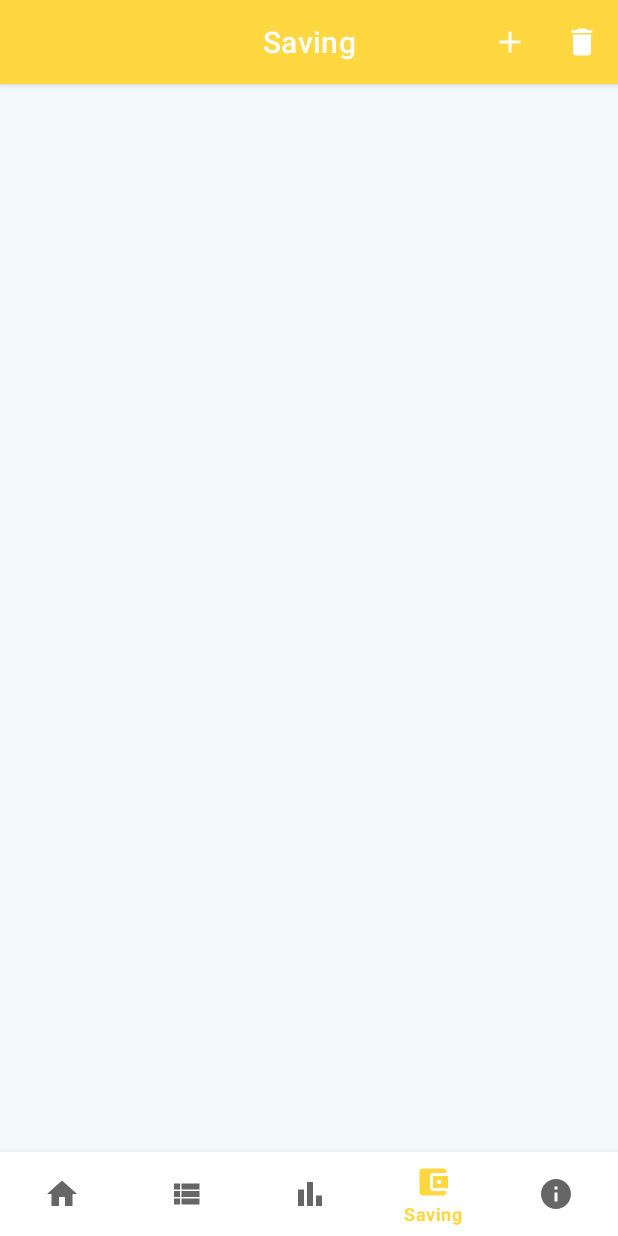
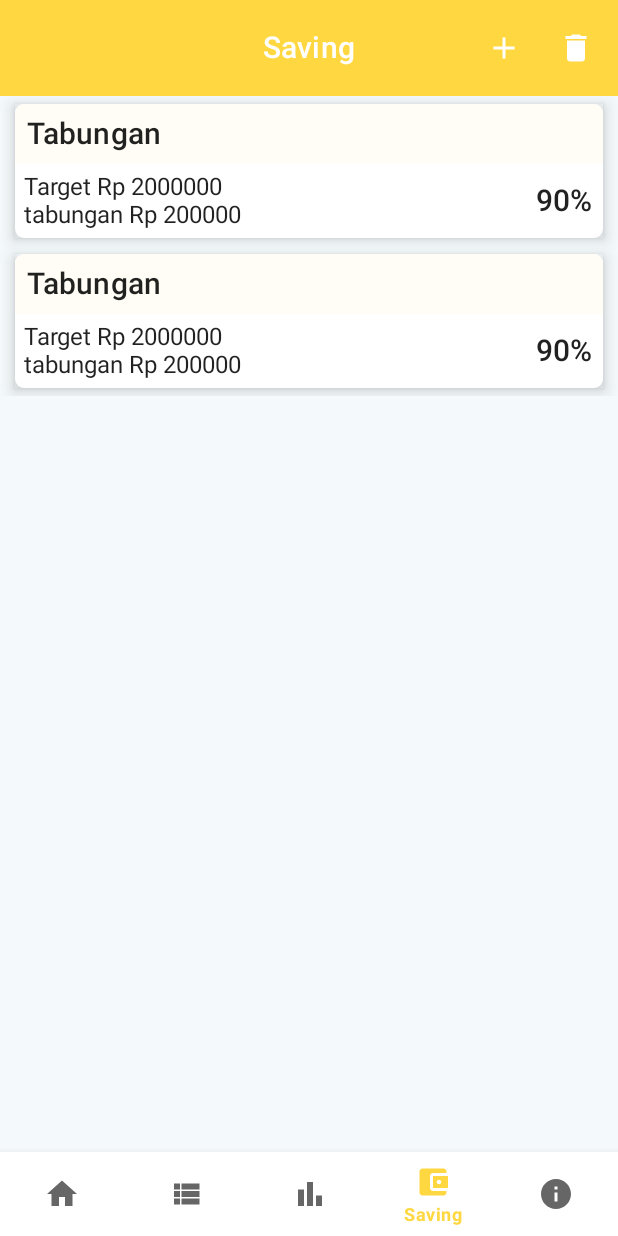
Before and after one commit to artfath/Nabung-Emas-App, an Android app built with Jetpack Compose: the SavingFragment screen opened through its navigation route, on a phone screen of 412 x 824 dp. Run offline under Robolectric (Android 15) with nearby library versions, the phone set to English and light mode, and no system bars; our stand-ins replace Room's generated code, navigation-ui; 2 statements that could not run were skipped.

Commit message:
migrate saving screen to compose

```diff
--- a/app/src/main/java/com/apps/nabungemas/ui/SavingFragment.kt
+++ b/app/src/main/java/com/apps/nabungemas/ui/SavingFragment.kt
@@ -6,13 +6,35 @@ import androidx.fragment.app.Fragment
 import android.view.LayoutInflater
 import android.view.View
 import android.view.ViewGroup
+import androidx.compose.foundation.Image
+import androidx.compose.foundation.background
+import androidx.compose.foundation.layout.*
+import androidx.compose.foundation.lazy.LazyColumn
+import androidx.compose.foundation.lazy.items
+import androidx.compose.foundation.shape.RoundedCornerShape
+import androidx.compose.material.MaterialTheme
+import androidx.compose.material.Scaffold
+import androidx.compose.material.Text
+import androidx.compose.runtime.Composable
+import androidx.compose.ui.Alignment
+import androidx.compose.ui.Modifier
+import androidx.compose.ui.draw.clip
+import androidx.compose.ui.draw.shadow
+import androidx.compose.ui.graphics.Color
+import androidx.compose.ui.platform.ComposeView
+import androidx.compose.ui.res.painterResource
+import androidx.compose.ui.tooling.preview.Preview
+import androidx.compose.ui.unit.dp
 import androidx.fragment.app.activityViewModels
 import androidx.navigation.fragment.findNavController
 import com.apps.nabungemas.DataApplication
+import com.apps.nabungemas.MainTopAppBar
 import com.apps.nabungemas.R
 import com.apps.nabungemas.data.SavingTable
+import com.apps.nabungemas.data.TransactionTable
 import com.apps.nabungemas.databinding.FragmentSavingBinding
 import com.apps.nabungemas.ui.adapter.SavingListAdapter
+import com.apps.nabungemas.ui.theme.MyApplicationTheme
 import com.apps.nabungemas.viewmodel.TransactionViewModel
 import com.apps.nabungemas.viewmodel.TransactionViewModelFactory
 
@@ -33,51 +55,187 @@ class SavingFragment : Fragment() {
         savedInstanceState: Bundle?
     ): View? {
         // Inflate the layout for this fragment
-        _binding= FragmentSavingBinding.inflate(inflater,container,false)
-        val view = binding.root
-        return view
-    }
-
-    override fun onViewCreated(view: View, savedInstanceState: Bundle?) {
-        super.onViewCreated(view, savedInstanceState)
-        val adapter = SavingListAdapter()
-        viewModel.allSaving.observe(viewLifecycleOwner,{
-            adapter.submitList(it)
-        })
-//        viewModel.getSaving("Tabungan Rumah")
-//        viewModel.saving.observe(viewLifecycleOwner,{
-//            Log.e("data", it.toString())
-//
-//        })
-//        viewModel.data.observe(viewLifecycleOwner,{
-//            Log.d("dat table",it.toString())
-//        })
-
-
-        binding.apply {
-            rvSaving.setHasFixedSize(true)
-            rvSaving.adapter = adapter
-
-        }
-        topMenu()
-    }
-
-    private fun topMenu() {
-        binding.toolbar.setOnMenuItemClickListener {
-            when(it.itemId){
-                R.id.add ->{
-                    findNavController().navigate(R.id.action_savingFragment_to_addSavingFragment)
-                    true
+//        _binding= FragmentSavingBinding.inflate(inflater,container,false)
+//        val view = binding.root
+//        return view
+        return ComposeView(requireContext()).apply {
+            setContent {
+                MyApplicationTheme(darkTheme = false) {
+                    SavingScreen()
                 }
-                else -> false
             }
         }
     }
 
-    override fun onDestroyView() {
-        super.onDestroyView()
-        _binding = null
+
+
+//    override fun onViewCreated(view: View, savedInstanceState: Bundle?) {
+//        super.onViewCreated(view, savedInstanceState)
+//        val adapter = SavingListAdapter()
+//        viewModel.allSaving.observe(viewLifecycleOwner,{
+//            adapter.submitList(it)
+//        })
+////        viewModel.getSaving("Tabungan Rumah")
+////        viewModel.saving.observe(viewLifecycleOwner,{
+////            Log.e("data", it.toString())
+////
+////        })
+////        viewModel.data.observe(viewLifecycleOwner,{
+////            Log.d("dat table",it.toString())
+////        })
+//
+//
+//        binding.apply {
+//            rvSaving.setHasFixedSize(true)
+//            rvSaving.adapter = adapter
+//
+//        }
+//        topMenu()
+//    }
+//
+//    private fun topMenu() {
+//        binding.toolbar.setOnMenuItemClickListener {
+//            when(it.itemId){
+//                R.id.add ->{
+//                    findNavController().navigate(R.id.action_savingFragment_to_addSavingFragment)
+//                    true
+//                }
+//                else -> false
+//            }
+//        }
+//    }
+//
+//    override fun onDestroyView() {
+//        super.onDestroyView()
+//        _binding = null
+//    }
+
+
+}
+@Composable
+fun SavingBody(
+    itemList: List<TransactionTable>,
+    modifier: Modifier
+) {
+    Column() {
+        if (itemList.isEmpty()) {
+            Text(text = "No data")
+        } else {
+            SavingList(modifier = modifier,itemList)
+        }
     }
 
 
 }
+
+@Composable
+fun SavingList(modifier: Modifier, itemList: List<TransactionTable>) {
+    LazyColumn() {
+        items(items = itemList) {
+            SavingItem(modifier = modifier,it)
+        }
+    }
+}
+
+@Composable
+fun SavingItem(modifier: Modifier,
+               transaction: TransactionTable
+) {
+    Box(
+        Modifier
+            .fillMaxWidth()
+            .padding(top = 5.dp, start = 10.dp, end = 10.dp, bottom = 5.dp)
+            .shadow(6.dp)
+            .clip(RoundedCornerShape(6.dp))
+            .background(color = Color.White)
+
+    ) {
+
+
+            Column(modifier = modifier) {
+                Box(modifier = modifier
+                    .fillMaxWidth()
+                    .background(color = Color(0xFFFFFDF5))) {
+                    Text(modifier = modifier.padding(8.dp),
+                        text = "Tabungan",
+                        style = MaterialTheme.typography.h6)
+                }
+
+                Row(modifier = modifier
+                    .fillMaxWidth()
+                    .padding(6.dp),
+                    verticalAlignment = Alignment.CenterVertically) {
+                    Column(modifier = modifier.weight(1f)) {
+                        Text(
+                            modifier = modifier,
+                            text = "Target Rp 2000000",
+                            style = MaterialTheme.typography.body1
+                        )
+                        Text(
+                            modifier = modifier,
+                            text = "tabungan Rp 200000",
+                            style = MaterialTheme.typography.body1
+                        )
+                    }
+
+
+                    Text(
+                        modifier = modifier.padding(start = 4.dp),
+                        text = "90%",
+                        style = MaterialTheme.typography.h6
+                    )
+                }
+//                Row() {
+//                    Text(
+//                        modifier = modifier,
+//                        text = transaction.product,
+//                        style = MaterialTheme.typography.body1,
+//                        color = Color(0xFFc8a600)
+//                    )
+//                    Spacer(modifier = modifier.weight(1f))
+//                    Text(
+//                        modifier = modifier,
+//                        text = transaction.goldQuantity.toString(),
+//                        style = MaterialTheme.typography.body2,
+//                        color = Color(0xFF0081cb)
+//                    )
+//                }
+            }
+        }
+
+
+}
+@Preview(showBackground = true)
+@Composable
+fun SavingItemPreview(){
+    SavingItem(modifier = Modifier, transaction = TransactionTable(0,"20 januari 2023","tabungan menikah",20000,1.0,"antam"))
+}
+@Composable
+fun SavingScreen() {
+    Scaffold(
+        topBar = {
+            MainTopAppBar(
+                title = "Saving",
+                version = 1,
+                navigateUp = {})
+        },
+        backgroundColor = Color(0xFFF4F9FB)
+    )
+    { innerPadding ->
+        SavingBody(
+            itemList = listOf(
+                TransactionTable(0,"20 januari 2023","tabungan menikah",20000,1.0,"antam"),
+                TransactionTable(1,"20 januari 2023","tabungan menikah",20000,1.0,"antam")
+            ),
+            modifier = Modifier.padding(innerPadding)
+        )
+    }
+}
+
+@Preview(showBackground = true)
+@Composable
+fun SavingPreview() {
+    MyApplicationTheme(darkTheme = false) {
+        SavingScreen()
+    }
+}
```
